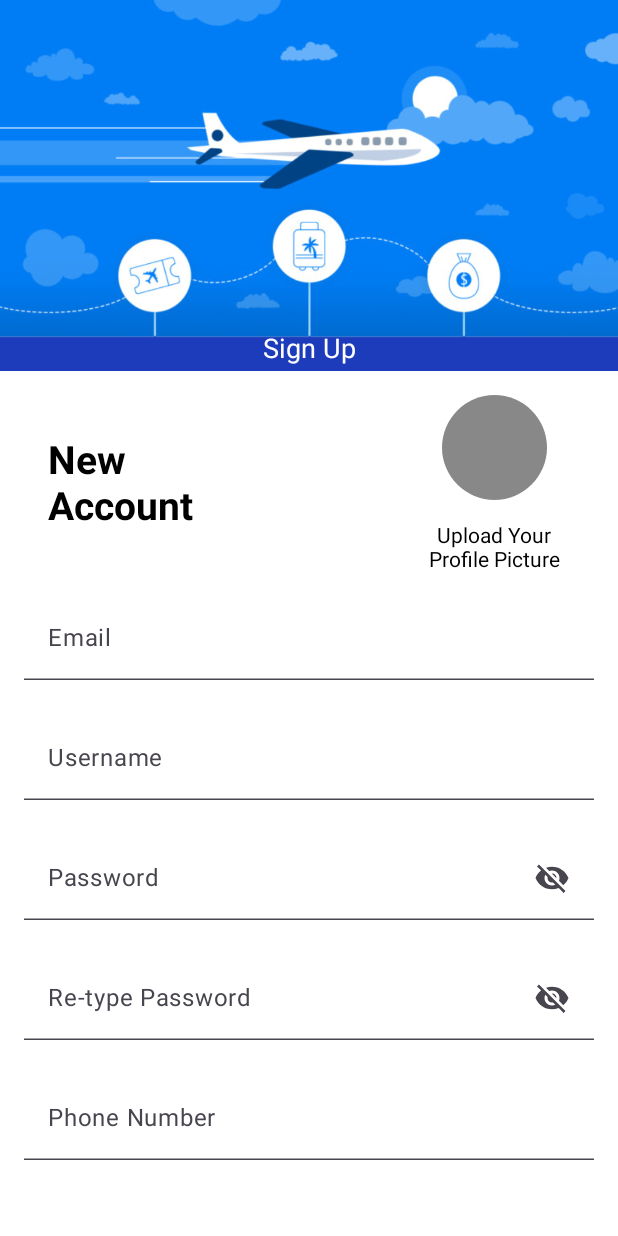
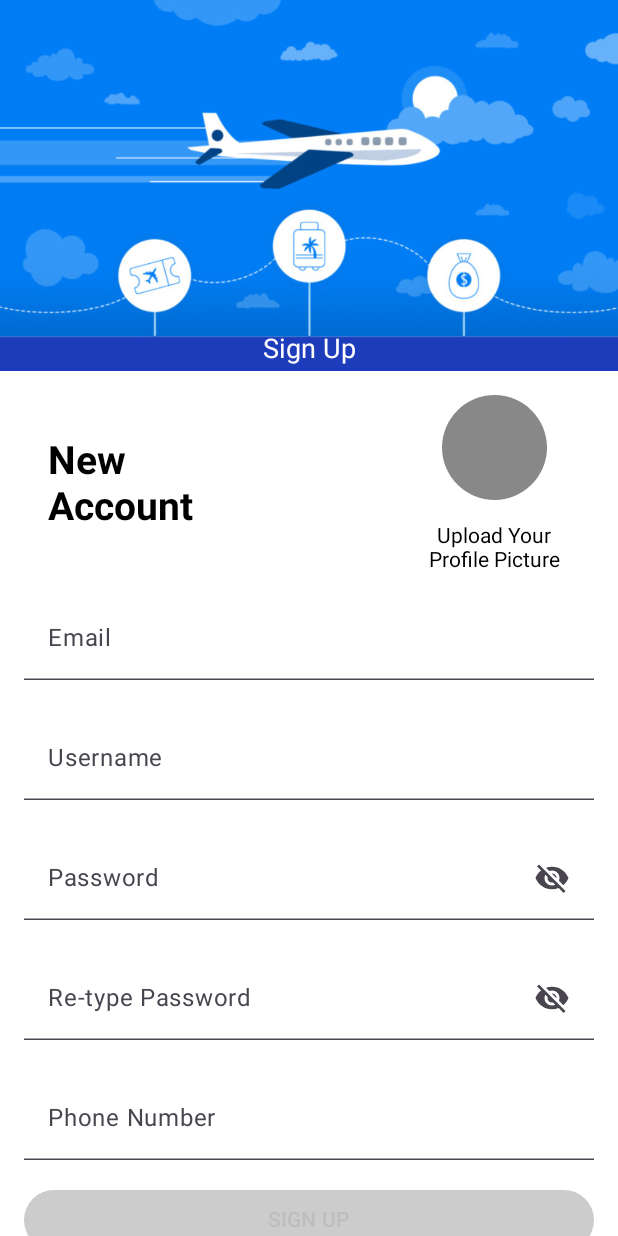
Before and after one commit to AbdullhGaber/TravelApp, an Android app built with Jetpack Compose: the @Preview function PreviewRegisterScreen, on a phone screen of 412 x 824 dp. Run offline under Robolectric (Android 15) with nearby library versions, the light colour scheme and no system bars; our stand-ins replace Dagger/Hilt's generated code.

Commit message:
~ Updating register screen

```diff
--- a/app/src/main/java/com/example/travelapp/screens/register/RegisterScreen.kt
+++ b/app/src/main/java/com/example/travelapp/screens/register/RegisterScreen.kt
@@ -305,7 +305,7 @@ private fun RegisterForm(
     PrimaryButton(
         modifier = Modifier
             .fillMaxWidth()
-            .padding(horizontal = 16.dp, vertical = 48.dp),
+            .padding(horizontal = 16.dp),
         text = stringResource(id = R.string.sign_up).uppercase(),
         enabled = viewModel.isNoErrors(),
         onClick = {
@@ -315,6 +315,10 @@ private fun RegisterForm(
 
     Spacer(modifier = Modifier.height(8.dp))
 
+    Column(
+        modifier = Modifier.fillMaxWidth().padding(bottom = 40.dp),
+        horizontalAlignment = Alignment.CenterHorizontally
+    ){
         TextButton(
             onClick = {
                 navigateToSignIn()
@@ -327,6 +331,7 @@ private fun RegisterForm(
                 text = "Already have an account? Sign In",
                 fontWeight = FontWeight.Bold,
             )
+        }
     }
 }
 
```
Lines whose indentation alone changed are shown as unchanged.
